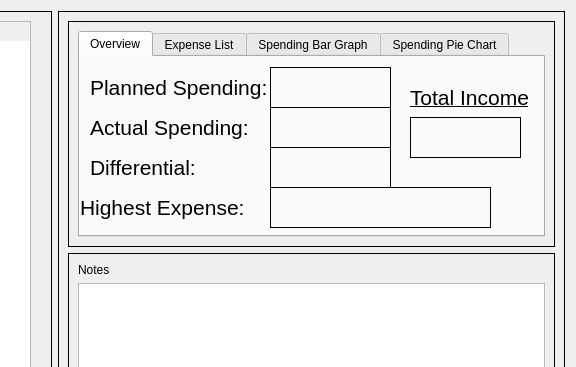
Old version of the form rsrc/UI/TableTest.ui in the repository Winkelmann17/BudgetTool-Python; both pictures show x 408 to 984 and y 0 to 367 of the 984 by 521 pixel window.
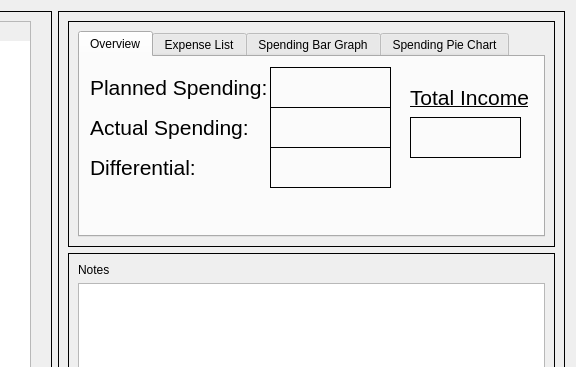
New version of the form.

Commit message: Added deleting expenses, removed highest expense stuff due to complexity for now.

What changed in the file:
```diff
--- a/rsrc/UI/TableTest.ui
+++ b/rsrc/UI/TableTest.ui
@@ -124,38 +124,6 @@
               <string>&lt;html&gt;&lt;head/&gt;&lt;body&gt;&lt;p&gt;&lt;span style=&quot; font-size:16pt;&quot;&gt;Actual Spending:&lt;/span&gt;&lt;/p&gt;&lt;/body&gt;&lt;/html&gt;</string>
              </property>
             </widget>
-            <widget class="QLabel" name="overviewHighest">
-             <property name="geometry">
-              <rect>
-               <x>0</x>
-               <y>130</y>
-               <width>181</width>
-               <height>41</height>
-              </rect>
-             </property>
-             <property name="text">
-              <string>&lt;html&gt;&lt;head/&gt;&lt;body&gt;&lt;p&gt;&lt;span style=&quot; font-size:16pt;&quot;&gt;Highest Expense:&lt;/span&gt;&lt;/p&gt;&lt;/body&gt;&lt;/html&gt;</string>
-             </property>
-            </widget>
-            <widget class="QLabel" name="overviewHighestData">
-             <property name="geometry">
-              <rect>
-               <x>190</x>
-               <y>130</y>
-               <width>221</width>
-               <height>41</height>
-              </rect>
-             </property>
-             <property name="styleSheet">
-              <string notr="true"/>
-             </property>
-             <property name="frameShape">
-              <enum>QFrame::Box</enum>
-             </property>
-             <property name="text">
-              <string>&lt;html&gt;&lt;head/&gt;&lt;body&gt;&lt;p&gt;&lt;br/&gt;&lt;/p&gt;&lt;/body&gt;&lt;/html&gt;</string>
-             </property>
-            </widget>
             <widget class="QLabel" name="overviewPlanned">
              <property name="geometry">
               <rect>
```
The commit also changes 1 other file.
